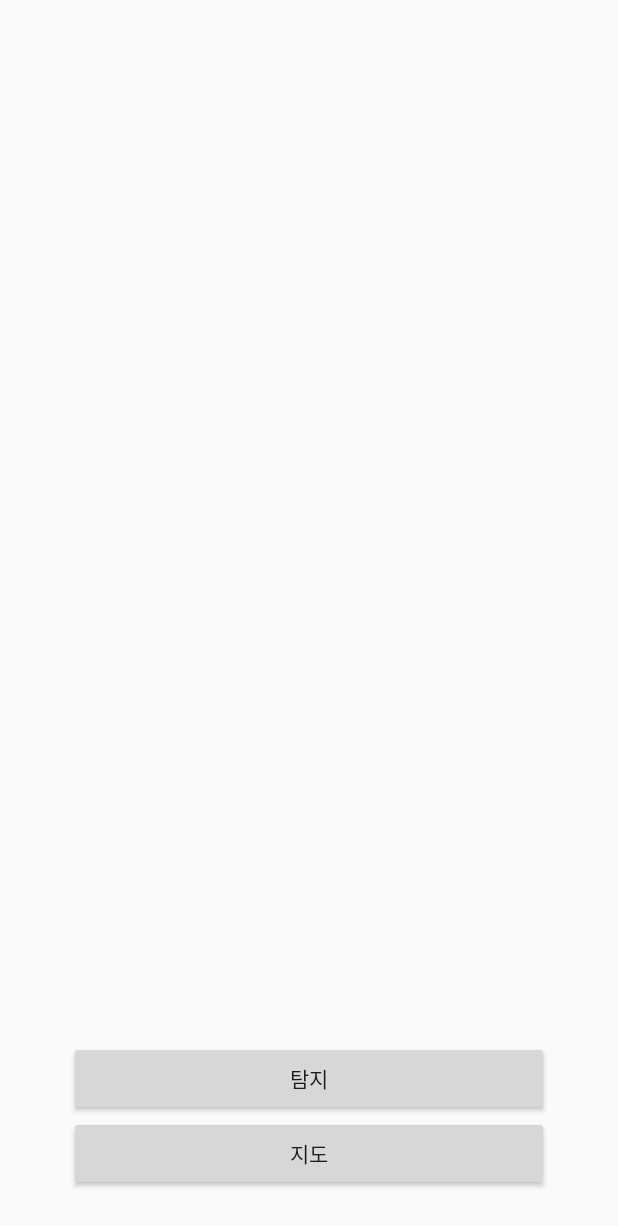
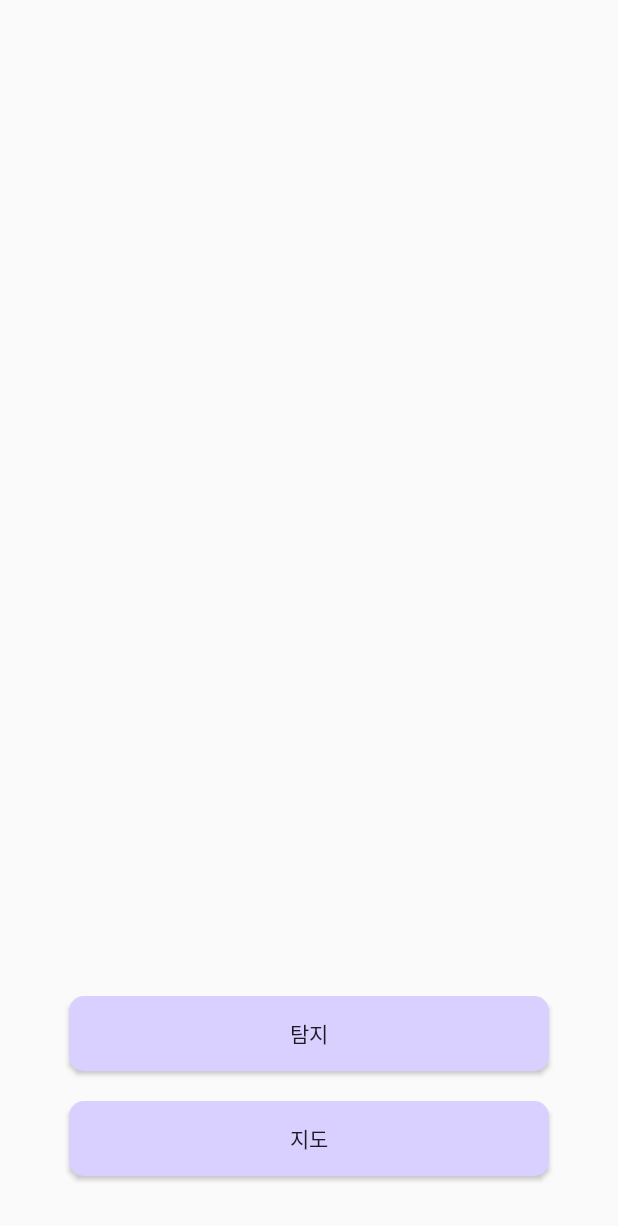
Before and after one commit to 42deSix/Camcha.Android, an Android app: the screen it shows after launch (MainActivity), on a phone screen of 412 x 824 dp. Shown: the top 1226 px of the screen. Run offline under Robolectric (Android 15) with nearby library versions, the phone set to English and light mode, and no system bars.

Commit message:
2017-10-03 Changed button design - Added button_circular.xml - Applied button_circular to main_activity.xml

```diff
--- /dev/null
+++ b/Camcha/app/src/main/res/drawable/button_circular.xml
@@ -0,0 +1,24 @@
+<?xml version="1.0" encoding="utf-8"?>
+<selector xmlns:android="http://schemas.android.com/apk/res/android">
+
+    <!-- normal -->
+    <item android:state_focused="false" android:state_pressed="false">
+        <shape>
+            <corners android:radius="10dp" />
+            <solid android:color="#dad0ff" />
+            <!--<stroke android:width="5dp" android:color="#FF00FF00" />-->
+            <!--<gradient android:angle="45" android:centerColor="#FF00FF00"-->
+                <!--android:endColor="#FF0000FF" android:startColor="#FFFF0000"-->
+                <!--android:type="sweep" />-->
+        </shape>
+    </item>
+
+    <!-- on click -->
+    <item android:state_focused="false" android:state_pressed="true">
+        <shape>
+            <solid android:color="#cac0f0" />
+            <corners android:radius="10dp" />
+        </shape>
+    </item>
+
+</selector>
--- a/Camcha/app/src/main/res/layout/activity_main.xml
+++ b/Camcha/app/src/main/res/layout/activity_main.xml
@@ -5,7 +5,6 @@
     android:layout_width="match_parent"
     android:layout_height="match_parent"
     tools:context="com.softmilktea.camcha.MainActivity">
-
 
     <!--TextView
         android:id="@+id/sample_text"
@@ -43,6 +42,9 @@
                 android:layout_height="50dp"
                 android:layout_marginLeft="30dp"
                 android:layout_marginRight="30dp"
+                android:layout_marginTop="10dp"
+                android:layout_marginBottom="10dp"
+                android:background="@drawable/button_circular"
                 android:text="@string/detection_start" />
             <android.support.v7.widget.AppCompatButton
                 android:id="@+id/show_map_button"
@@ -50,6 +52,9 @@
                 android:layout_height="50dp"
                 android:layout_marginLeft="30dp"
                 android:layout_marginRight="30dp"
+                android:layout_marginTop="10dp"
+                android:layout_marginBottom="10dp"
+                android:background="@drawable/button_circular"
                 android:text="@string/show_map" />
         </LinearLayout>
     </LinearLayout>
```
